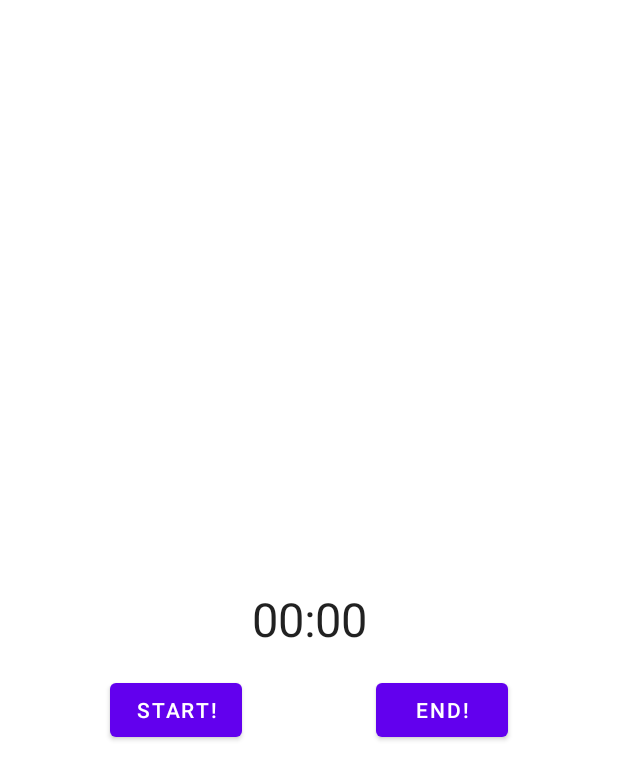
After one commit to Henryyu01/Runtime, an Android app: the fragment StopwatchFragment shown on its own in the app's theme, on a phone screen of 412 x 824 dp. The commit adds this screen. Shown: the top 780 px of the screen. Run offline under Robolectric (Android 15) with nearby library versions, the phone set to English and light mode, and no system bars; our stand-ins replace data binding.

Commit message:
Added boilerplate layout for stopwatch and data binding

```diff
--- a/app/build.gradle
+++ b/app/build.gradle
@@ -1,6 +1,7 @@
 plugins {
     id 'com.android.application'
     id 'kotlin-android'
+    id 'kotlin-kapt'
 }
 
 android {
@@ -22,6 +23,11 @@ android {
             proguardFiles getDefaultProguardFile('proguard-android-optimize.txt'), 'proguard-rules.pro'
         }
     }
+
+    dataBinding {
+        enabled = true
+    }
+
     compileOptions {
         sourceCompatibility JavaVersion.VERSION_1_8
         targetCompatibility JavaVersion.VERSION_1_8
@@ -37,6 +43,10 @@ dependencies {
     implementation 'androidx.appcompat:appcompat:1.3.1'
     implementation 'com.google.android.material:material:1.4.0'
     implementation 'androidx.constraintlayout:constraintlayout:2.1.1'
+    implementation 'androidx.legacy:legacy-support-v4:1.0.0'
+    implementation 'androidx.lifecycle:lifecycle-livedata-ktx:2.4.0'
+    implementation 'androidx.lifecycle:lifecycle-viewmodel-ktx:2.4.0'
+    implementation 'com.google.android.material:material:1.4.0'
     testImplementation 'junit:junit:4.+'
     androidTestImplementation 'androidx.test.ext:junit:1.1.3'
     androidTestImplementation 'androidx.test.espresso:espresso-core:3.4.0'
--- /dev/null
+++ b/app/src/main/java/com/example/runtime/StopwatchFragment.kt
@@ -0,0 +1,31 @@
+package com.example.runtime
+
+import androidx.lifecycle.ViewModelProvider
+import android.os.Bundle
+import androidx.fragment.app.Fragment
+import android.view.LayoutInflater
+import android.view.View
+import android.view.ViewGroup
+
+class StopwatchFragment : Fragment() {
+
+    companion object {
+        fun newInstance() = StopwatchFragment()
+    }
+
+    private lateinit var viewModel: StopwatchViewModel
+
+    override fun onCreateView(
+        inflater: LayoutInflater, container: ViewGroup?,
+        savedInstanceState: Bundle?
+    ): View? {
+        return inflater.inflate(R.layout.stopwatch_fragment, container, false)
+    }
+
+    override fun onActivityCreated(savedInstanceState: Bundle?) {
+        super.onActivityCreated(savedInstanceState)
+        viewModel = ViewModelProvider(this).get(StopwatchViewModel::class.java)
+        // TODO: Use the ViewModel
+    }
+
+}
--- /dev/null
+++ b/app/src/main/java/com/example/runtime/StopwatchViewModel.kt
@@ -0,0 +1,7 @@
+package com.example.runtime
+
+import androidx.lifecycle.ViewModel
+
+class StopwatchViewModel : ViewModel() {
+    // TODO: Implement the ViewModel
+}
--- a/app/src/main/res/layout/activity_main.xml
+++ b/app/src/main/res/layout/activity_main.xml
@@ -4,15 +4,4 @@
     xmlns:tools="http://schemas.android.com/tools"
     android:layout_width="match_parent"
     android:layout_height="match_parent"
-    tools:context=".MainActivity">
-
-    <TextView
-        android:layout_width="wrap_content"
-        android:layout_height="wrap_content"
-        android:text="Hello World!"
-        app:layout_constraintBottom_toBottomOf="parent"
-        app:layout_constraintLeft_toLeftOf="parent"
-        app:layout_constraintRight_toRightOf="parent"
-        app:layout_constraintTop_toTopOf="parent" />
-
-</androidx.constraintlayout.widget.ConstraintLayout>
+    tools:context=".MainActivity"/>
--- /dev/null
+++ b/app/src/main/res/layout/stopwatch_fragment.xml
@@ -0,0 +1,47 @@
+<?xml version="1.0" encoding="utf-8"?>
+<layout xmlns:android="http://schemas.android.com/apk/res/android"
+    xmlns:app="http://schemas.android.com/apk/res-auto"
+    xmlns:tools="http://schemas.android.com/tools">
+
+    <data>
+
+    </data>
+
+    <androidx.constraintlayout.widget.ConstraintLayout
+        android:id="@+id/chronometer"
+        android:layout_width="match_parent"
+        android:layout_height="match_parent"
+        tools:context=".StopwatchFragment">
+
+        <Chronometer
+            android:id="@+id/stopwatch"
+            android:layout_width="wrap_content"
+            android:layout_height="wrap_content"
+            android:layout_margin="16dp"
+            android:textSize="14pt"
+            app:layout_constraintEnd_toEndOf="parent"
+            app:layout_constraintStart_toStartOf="parent"
+            app:layout_constraintTop_toTopOf="parent"
+            app:layout_constraintBottom_toBottomOf="parent" />
+
+        <Button
+            android:id="@+id/start"
+            android:layout_width="wrap_content"
+            android:layout_height="wrap_content"
+            android:text="Start!"
+            android:layout_margin="16dp"
+            app:layout_constraintEnd_toStartOf="@id/end"
+            app:layout_constraintStart_toStartOf="parent"
+            app:layout_constraintTop_toBottomOf="@+id/stopwatch" />
+
+        <Button
+            android:id="@+id/end"
+            android:layout_width="wrap_content"
+            android:layout_height="wrap_content"
+            android:text="End!"
+            android:layout_margin="16dp"
+            app:layout_constraintEnd_toEndOf="parent"
+            app:layout_constraintStart_toEndOf="@id/start"
+            app:layout_constraintTop_toBottomOf="@+id/stopwatch" />
+    </androidx.constraintlayout.widget.ConstraintLayout>
+</layout>
--- a/app/src/main/res/values/themes.xml
+++ b/app/src/main/res/values/themes.xml
@@ -1,6 +1,6 @@
 <resources xmlns:tools="http://schemas.android.com/tools">
     <!-- Base application theme. -->
-    <style name="Theme.Runtime" parent="Theme.MaterialComponents.DayNight.DarkActionBar">
+    <style name="Theme.Runtime" parent="Theme.MaterialComponents.DayNight.NoActionBar">
         <!-- Primary brand color. -->
         <item name="colorPrimary">@color/purple_500</item>
         <item name="colorPrimaryVariant">@color/purple_700</item>
--- a/build.gradle
+++ b/build.gradle
@@ -5,7 +5,7 @@ buildscript {
         mavenCentral()
     }
     dependencies {
-        classpath "com.android.tools.build:gradle:7.0.2"
+        classpath "com.android.tools.build:gradle:7.0.3"
         classpath "org.jetbrains.kotlin:kotlin-gradle-plugin:1.5.31"
 
         // NOTE: Do not place your application dependencies here; they belong
```
